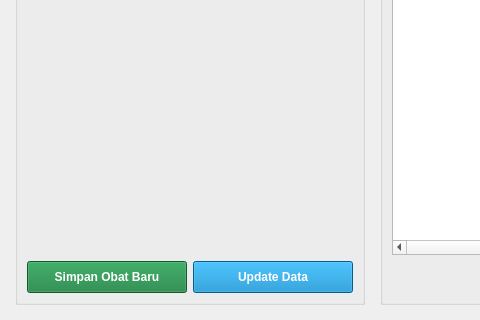
This is mainwindow.ui in ParikesitDotNet/Tugas-Akhir-Kelompok12 as Qt 5 draws it before an edit; both pictures show x 0 to 480 and y 330 to 650 of the 1100 by 650 pixel window. The edited form follows.
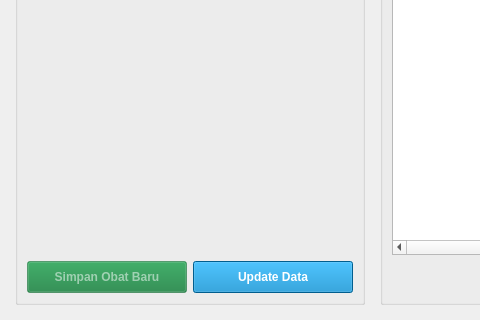
This is the edited form.

Commit message: Adding kedaluarsa state, adding changes on ui, adding label state

```diff
--- a/mainwindow.ui
+++ b/mainwindow.ui
@@ -236,6 +236,9 @@
           <layout class="QHBoxLayout" name="horizontalLayoutFormButtons">
            <item>
             <widget class="QPushButton" name="btnItemSave">
+             <property name="enabled">
+              <bool>false</bool>
+             </property>
              <property name="cursor">
               <cursorShape>PointingHandCursor</cursorShape>
              </property>
@@ -248,6 +251,11 @@
 
 QPushButton:pressed{
 background-color:#16a34a;
+}
+
+QPushButton:disabled{
+    background-color: rgba(21, 128, 61, 0.5);
+    color: rgba(255, 255, 255, 130);
 }</string>
              </property>
              <property name="text">
```
The commit also changes 2 other files.
